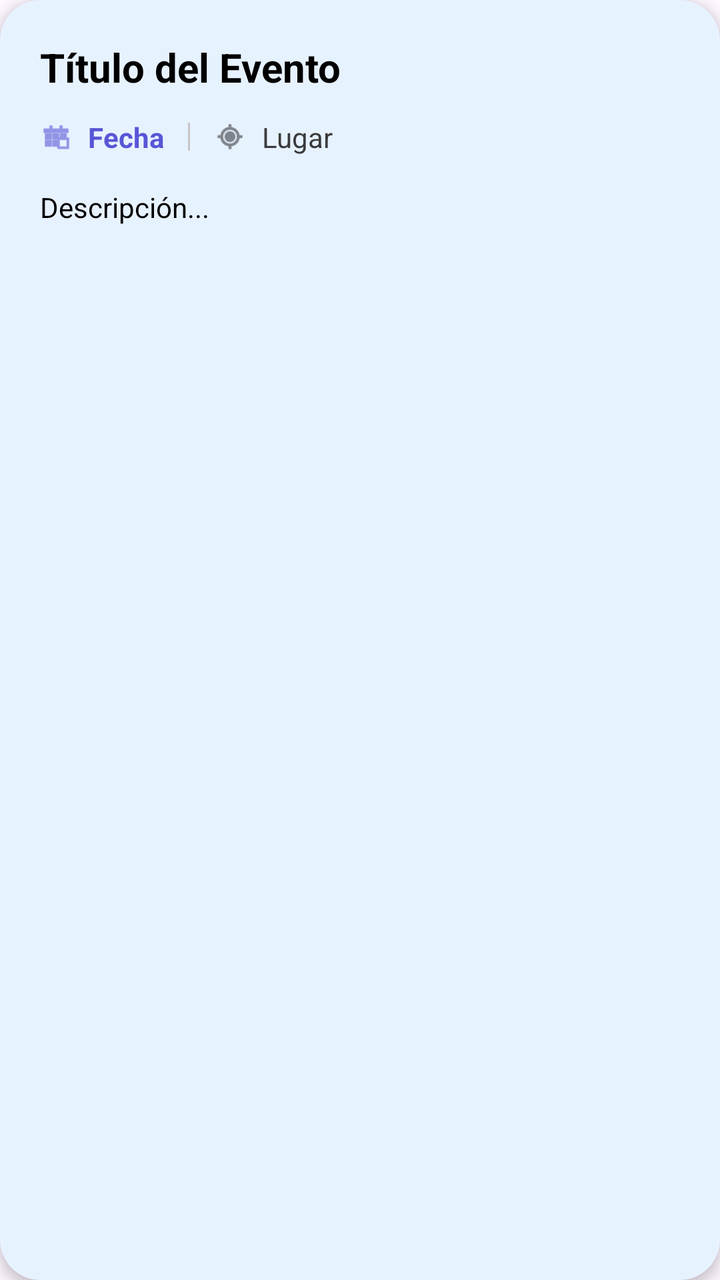
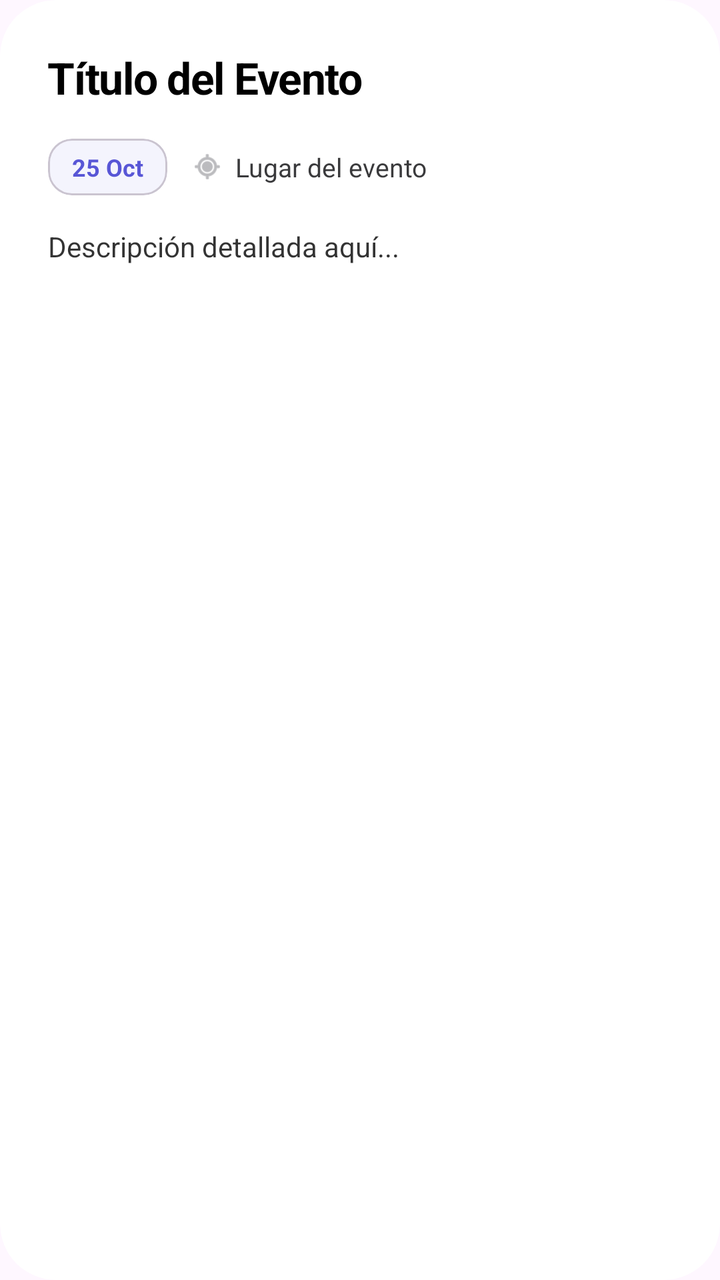

Before-and-after screenshots of an Android layout around one commit, followed by the original layout XML and the change that was made.
<!-- AndroidManifest.xml: application theme Theme.ActividadMenu -->
<!-- res/layout/item_evento.xml -->
<?xml version="1.0" encoding="utf-8"?>
<com.google.android.material.card.MaterialCardView xmlns:android="http://schemas.android.com/apk/res/android"
    xmlns:app="http://schemas.android.com/apk/res-auto"
    android:layout_width="match_parent"
    android:layout_height="wrap_content"
    android:layout_marginHorizontal="16dp"
    android:layout_marginVertical="8dp"
    app:cardBackgroundColor="@color/surface"
    app:cardCornerRadius="20dp"
    app:cardElevation="4dp"
    app:strokeWidth="0dp">

    <LinearLayout
        android:layout_width="match_parent"
        android:layout_height="wrap_content"
        android:orientation="vertical"
        android:padding="20dp">

        <TextView
            android:id="@+id/tvTituloEvento"
            android:layout_width="match_parent"
            android:layout_height="wrap_content"
            android:text="Título del Evento"
            android:textColor="@color/text_primary"
            android:textSize="20sp"
            android:textStyle="bold" />

        <LinearLayout
            android:layout_width="match_parent"
            android:layout_height="wrap_content"
            android:layout_marginTop="12dp"
            android:gravity="center_vertical"
            android:orientation="horizontal">

            <ImageView
                android:layout_width="16dp"
                android:layout_height="16dp"
                android:src="@android:drawable/ic_menu_today"
                app:tint="@color/secondary" />

            <TextView
                android:id="@+id/tvFechaEvento"
                android:layout_width="wrap_content"
                android:layout_height="wrap_content"
                android:layout_marginStart="8dp"
                android:text="Fecha"
                android:textColor="@color/secondary"
                android:textSize="14sp"
                android:textStyle="bold" />

            <View
                android:layout_width="1dp"
                android:layout_height="14dp"
                android:layout_marginHorizontal="12dp"
                android:background="@color/divider" />

            <ImageView
                android:layout_width="16dp"
                android:layout_height="16dp"
                android:src="@android:drawable/ic_menu_mylocation"
                app:tint="@color/text_secondary" />

            <TextView
                android:id="@+id/tvLugarEvento"
                android:layout_width="wrap_content"
                android:layout_height="wrap_content"
                android:layout_marginStart="8dp"
                android:text="Lugar"
                android:textColor="@color/text_secondary"
                android:textSize="14sp" />
        </LinearLayout>

        <TextView
            android:id="@+id/tvDescripcionEvento"
            android:layout_width="match_parent"
            android:layout_height="wrap_content"
            android:layout_marginTop="16dp"
            android:lineSpacingExtra="4dp"
            android:text="Descripción..."
            android:textColor="@color/text_primary"
            android:textSize="14sp" />

    </LinearLayout>
</com.google.android.material.card.MaterialCardView>
<!-- resources referenced by this layout -->
<resources>
  <color name="divider">#C6C6C8</color>
  <color name="secondary">#5856D6</color>
  <color name="surface">#FFFFFF</color>
  <color name="text_primary">#000000</color>
  <color name="text_secondary">#3A3A3C</color>
  <style name="Theme.ActividadMenu" parent="Base.Theme.ActividadMenu" />
  <style name="Base.Theme.ActividadMenu" parent="Theme.Material3.DayNight.NoActionBar">
          <item name="colorPrimary">@color/primary</item>
          <item name="colorPrimaryDark">@color/primary_dark</item>
          <item name="colorOnPrimary">@color/text_on_primary</item>
          
          
          <item name="colorSurface">@color/surface</item>
          <item name="colorSurfaceVariant">@color/surface_variant</item>
          <item name="colorOnSurface">@color/text_primary</item>
          <item name="colorOnSurfaceVariant">@color/text_secondary</item>
          <item name="colorOutline">@color/divider</item>
  
          <item name="android:statusBarColor">@color/primary</item>
          <item name="android:windowLightStatusBar">true</item>
          <item name="android:navigationBarColor">@color/background</item>
      </style>
  <color name="primary">#007AFF</color>
  <color name="primary_dark">#0056B3</color>
  <color name="text_on_primary">#FFFFFF</color>
  <color name="surface_variant">#E5E5EA</color>
  <color name="background">#F2F2F7</color>
</resources>

<!-- the commit's change to res/layout/item_evento.xml (unified diff, before → after) -->
@@ -4,17 +4,18 @@
     android:layout_width="match_parent"
     android:layout_height="wrap_content"
     android:layout_marginHorizontal="16dp"
-    android:layout_marginVertical="8dp"
-    app:cardBackgroundColor="@color/surface"
-    app:cardCornerRadius="20dp"
-    app:cardElevation="4dp"
-    app:strokeWidth="0dp">
+    android:layout_marginVertical="10dp"
+    app:cardCornerRadius="28dp"
+    app:cardElevation="0dp"
+    app:strokeWidth="1dp"
+    app:strokeColor="#1AFFFFFF"
+    app:cardBackgroundColor="@color/surface">
 
     <LinearLayout
         android:layout_width="match_parent"
         android:layout_height="wrap_content"
         android:orientation="vertical"
-        android:padding="20dp">
+        android:padding="24dp">
 
         <TextView
             android:id="@+id/tvTituloEvento"
@@ -22,52 +23,51 @@
             android:layout_height="wrap_content"
             android:text="Título del Evento"
             android:textColor="@color/text_primary"
-            android:textSize="20sp"
-            android:textStyle="bold" />
+            android:textSize="22sp"
+            android:textStyle="bold"
+            android:letterSpacing="-0.02" />
 
         <LinearLayout
             android:layout_width="match_parent"
             android:layout_height="wrap_content"
-            android:layout_marginTop="12dp"
+            android:layout_marginTop="16dp"
             android:gravity="center_vertical"
             android:orientation="horizontal">
 
-            <ImageView
-                android:layout_width="16dp"
-                android:layout_height="16dp"
-                android:src="@android:drawable/ic_menu_today"
-                app:tint="@color/secondary" />
-
-            <TextView
-                android:id="@+id/tvFechaEvento"
+            <com.google.android.material.card.MaterialCardView
                 android:layout_width="wrap_content"
                 android:layout_height="wrap_content"
-                android:layout_marginStart="8dp"
-                android:text="Fecha"
-                android:textColor="@color/secondary"
-                android:textSize="14sp"
-                android:textStyle="bold" />
+                app:cardCornerRadius="12dp"
+                app:cardElevation="0dp"
+                app:cardBackgroundColor="#105856D6">
+                <TextView
+                    android:id="@+id/tvFechaEvento"
+                    android:layout_width="wrap_content"
+                    android:layout_height="wrap_content"
+                    android:paddingHorizontal="12dp"
+                    android:paddingVertical="6dp"
+                    android:text="25 Oct"
+                    android:textColor="@color/secondary"
+                    android:textSize="12sp"
+                    android:textStyle="bold" />
+            </com.google.android.material.card.MaterialCardView>
 
-            <View
-                android:layout_width="1dp"
-                android:layout_height="14dp"
-                android:layout_marginHorizontal="12dp"
-                android:background="@color/divider" />
+            <View android:layout_width="12dp" android:layout_height="0dp" />
 
             <ImageView
                 android:layout_width="16dp"
                 android:layout_height="16dp"
                 android:src="@android:drawable/ic_menu_mylocation"
-                app:tint="@color/text_secondary" />
+                app:tint="@color/text_hint" />
 
             <TextView
                 android:id="@+id/tvLugarEvento"
                 android:layout_width="wrap_content"
                 android:layout_height="wrap_content"
-                android:layout_marginStart="8dp"
-                android:text="Lugar"
+                android:layout_marginStart="6dp"
+                android:text="Lugar del evento"
                 android:textColor="@color/text_secondary"
-                android:textSize="14sp" />
+                android:textSize="13sp" />
         </LinearLayout>
 
         <TextView
@@ -75,10 +75,11 @@
             android:layout_width="match_parent"
             android:layout_height="wrap_content"
             android:layout_marginTop="16dp"
-            android:lineSpacingExtra="4dp"
-            android:text="Descripción..."
+            android:lineSpacingExtra="5dp"
+            android:text="Descripción detallada aquí..."
             android:textColor="@color/text_primary"
-            android:textSize="14sp" />
+            android:textSize="14sp"
+            android:alpha="0.8" />
 
     </LinearLayout>
 </com.google.android.material.card.MaterialCardView>
<!-- resource entries referenced after the edit -->
@@ -3,6 +3,7 @@
   <color name="divider">#C6C6C8</color>
   <color name="secondary">#5856D6</color>
   <color name="surface">#FFFFFF</color>
+  <color name="text_hint">#8E8E93</color>
   <color name="text_primary">#000000</color>
   <color name="text_secondary">#3A3A3C</color>
   <style name="Theme.ActividadMenu" parent="Base.Theme.ActividadMenu" />
@@ -10,14 +11,11 @@
           <item name="colorPrimary">@color/primary</item>
           <item name="colorPrimaryDark">@color/primary_dark</item>
           <item name="colorOnPrimary">@color/text_on_primary</item>
-          
-          
           <item name="colorSurface">@color/surface</item>
           <item name="colorSurfaceVariant">@color/surface_variant</item>
           <item name="colorOnSurface">@color/text_primary</item>
           <item name="colorOnSurfaceVariant">@color/text_secondary</item>
           <item name="colorOutline">@color/divider</item>
-  
           <item name="android:statusBarColor">@color/primary</item>
           <item name="android:windowLightStatusBar">true</item>
           <item name="android:navigationBarColor">@color/background</item>
